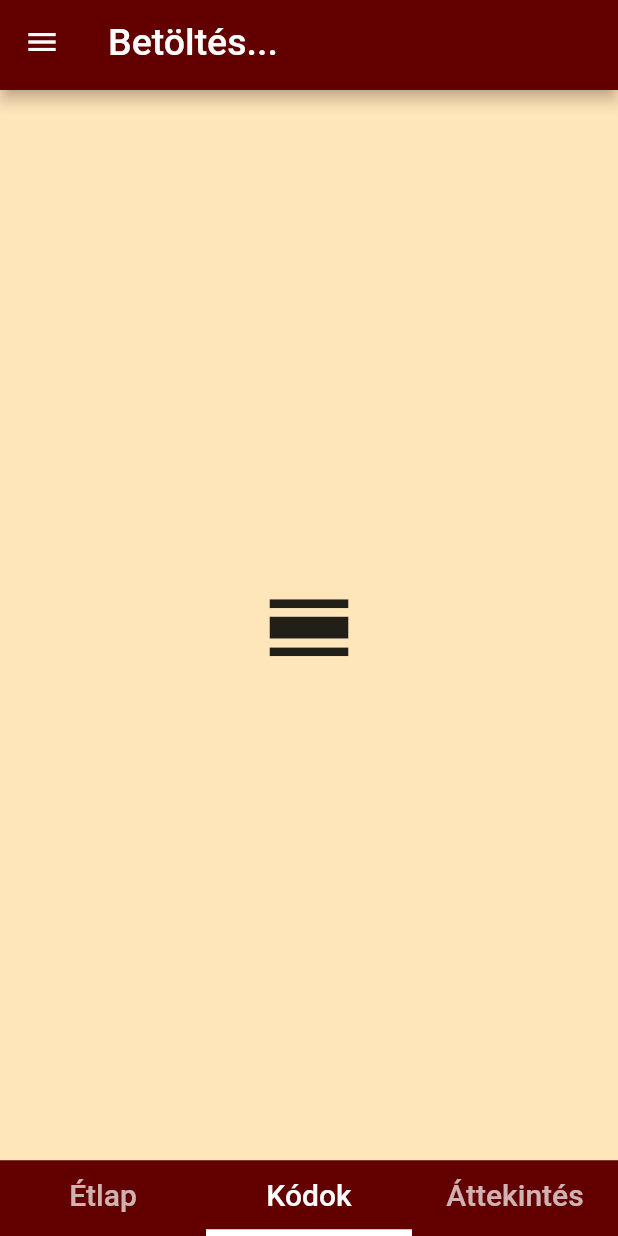
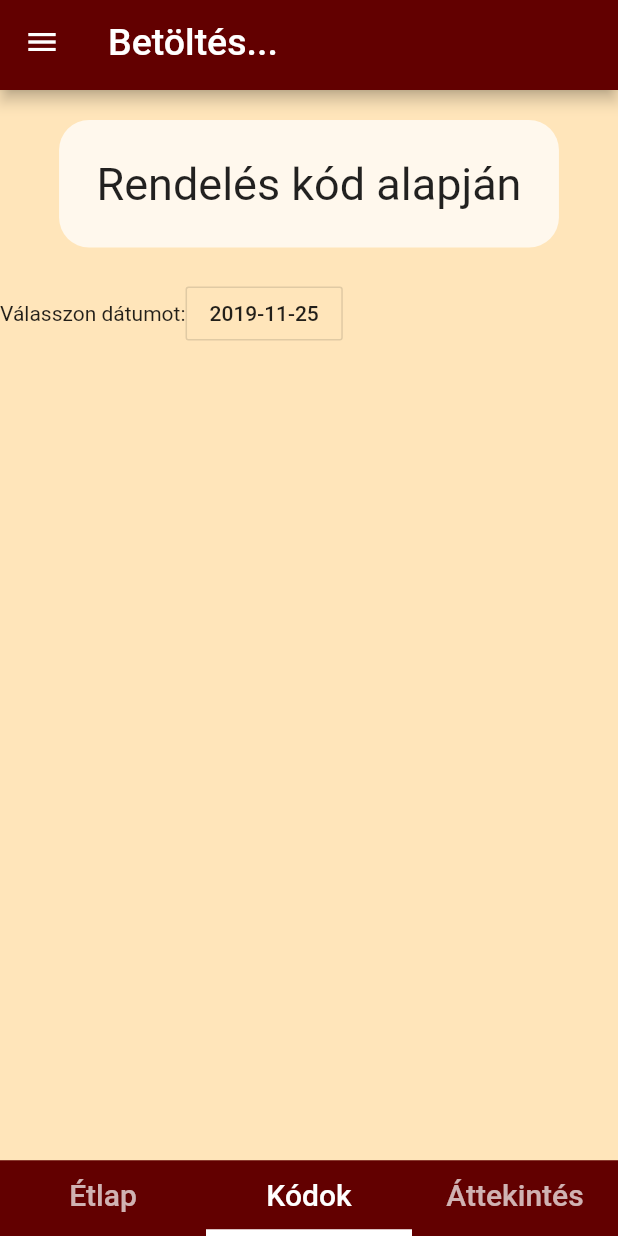
Before and after one commit to RipplB/bonappetit_mobile, a Flutter app: the Menu screen opened by its route, item 2 of the bottom bar chosen, on a phone screen of 412 x 824 dp. Run offline on Flutter 3.47's test engine with Material 2 defaults, Android fonts, the phone set to English and light mode, and no system bars.

Commit message:
Calendar with locales added to CodeOrder

```diff
--- a/lib/order.dart
+++ b/lib/order.dart
@@ -3,7 +3,7 @@ import 'package:flutter/material.dart';
 class Rendeles extends StatelessWidget{
   final pages = <Widget>[
     Center(child: Icon(Icons.cake,size:70.0),),
-    Center(child: Icon(Icons.calendar_view_day,size:70.0),),
+    CodeOrder(),
     Center(child: Icon(Icons.cake,size:70.0),),
   ];
   final buttons = <Widget>[
@@ -40,3 +40,63 @@ class Rendeles extends StatelessWidget{
     );
   }
 }
+class CodeOrder extends StatefulWidget{
+  @override
+    State<StatefulWidget> createState() {
+      return _CodeOrderState();
+    }
+}
+class _CodeOrderState extends State<CodeOrder>{
+  DateTime date;
+  DateTime firstDate;
+  _CodeOrderState(){
+    if(DateTime.now().weekday<5){
+      firstDate = DateTime.now().hour < 14 ? DateTime.now() : DateTime.now().add(Duration(days: 1));
+    }else{
+      firstDate = DateTime.now().add(Duration(days: 8-DateTime.now().weekday));
+    }
+    date = firstDate;
+  }
+  @override
+  Widget build(BuildContext context){
+    return Column(
+      children: <Widget>[
+        Container(
+          margin: EdgeInsets.symmetric(vertical: 20.0),
+          padding: EdgeInsets.all(25.0),
+          decoration: BoxDecoration(
+            color: Color(0xBBFFFFFF),
+            borderRadius: BorderRadius.all(Radius.circular(20.0))
+          ),
+          child: Text(
+            "Rendelés kód alapján",
+            style:TextStyle(
+              fontSize: 30.0,
+            ),
+          )
+        ),
+        Row(
+          children: <Widget>[
+            Text("Válasszon dátumot:"),
+            OutlineButton(
+              child: Text("${date.year}-${date.month}-${date.day}"),
+              onPressed: ()=>setDate(),
+            )
+          ],
+        )
+      ],
+    );
+  }
+  void setDate() async{
+    DateTime selectedDate = await showDatePicker(
+      context: context,
+      firstDate: firstDate.subtract(Duration(days: 1)),
+      initialDate: date,
+      lastDate: firstDate.add(Duration(days: 8-firstDate.weekday+13)),
+      selectableDayPredicate: (selected)=> selected.weekday != 7,
+      locale: Locale("hu")
+    );
+    if(selectedDate!=null){date=selectedDate;};
+    setState(()=>{});
+  }
+}
--- a/pubspec.yaml
+++ b/pubspec.yaml
@@ -18,6 +18,8 @@ environment:
 
 dependencies:
   flutter:
+    sdk: flutter
+  flutter_localizations:
     sdk: flutter
   http: ^0.12.0+2
   # The following adds the Cupertino Icons font to your application.
```
Also changed, not shown: lib/main.dart (+8 -0 lines), pubspec.lock.
